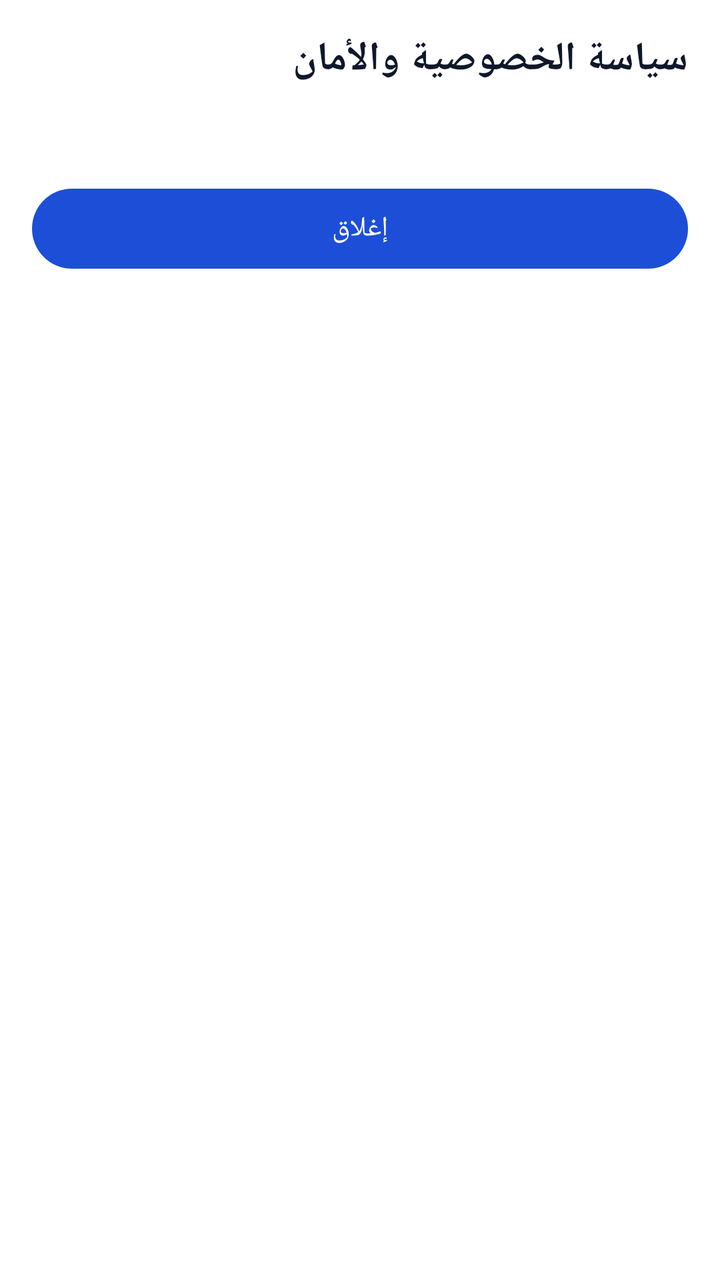
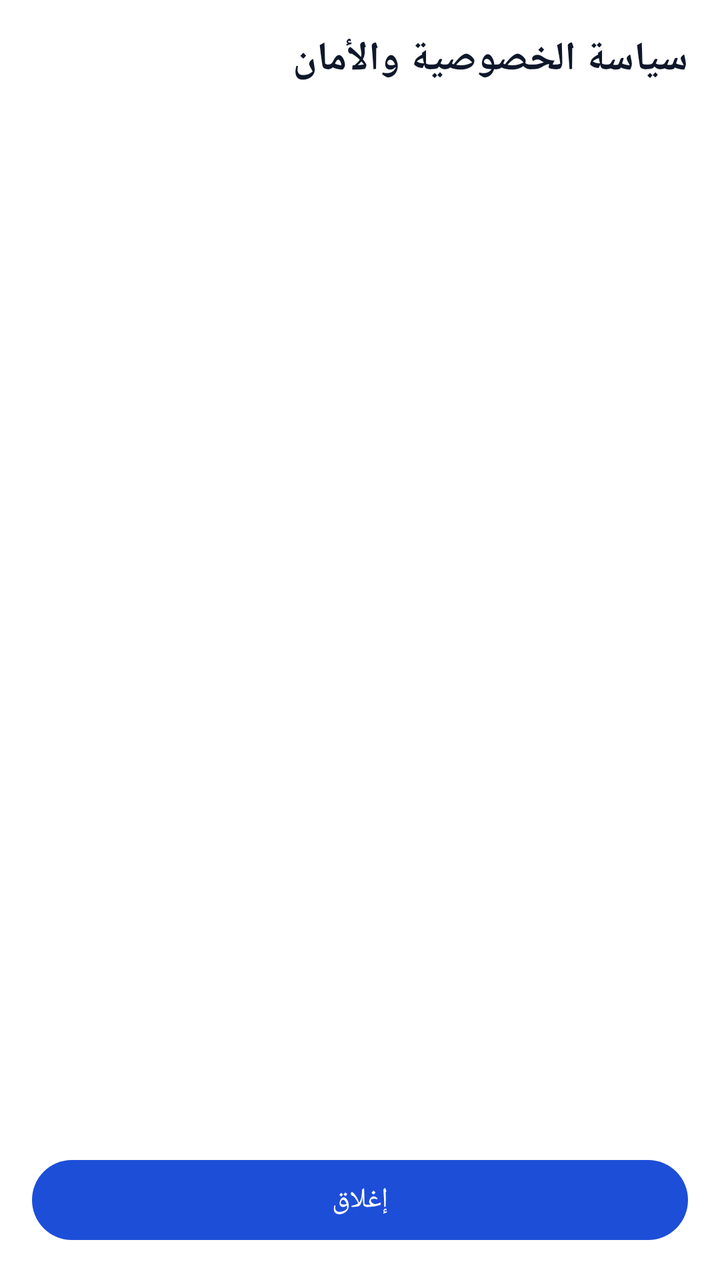

Compare the two renders of this Android layout. The source of the first and the diff that turns it into the second are given below.
<!-- AndroidManifest.xml: application theme Theme.OneTapTransfer -->
<!-- res/layout/dialog_privacy_policy.xml -->
<?xml version="1.0" encoding="utf-8"?>
<LinearLayout xmlns:android="http://schemas.android.com/apk/res/android"
    xmlns:app="http://schemas.android.com/apk/res-auto"
    android:layout_width="match_parent"
    android:layout_height="wrap_content"
    android:background="@color/surface"
    android:orientation="vertical"
    android:padding="16dp">

    <TextView
        android:id="@+id/tvTitle"
        android:layout_width="match_parent"
        android:layout_height="wrap_content"
        android:text="@string/privacy_title"
        android:textColor="@color/text_main"
        android:textSize="20sp"
        android:textStyle="bold" />

    <androidx.core.widget.NestedScrollView
        android:layout_width="match_parent"
        android:layout_height="wrap_content"
        android:layout_marginTop="12dp">

        <TextView
            android:id="@+id/tvContent"
            android:layout_width="match_parent"
            android:layout_height="wrap_content"
            android:lineSpacingExtra="4dp"
            android:textColor="@color/text_main"
            android:textColorLink="@color/link_text"
            android:textSize="14sp" />

    </androidx.core.widget.NestedScrollView>

    <Button
        android:id="@+id/btnClose"
        android:layout_width="match_parent"
        android:layout_height="wrap_content"
        android:layout_marginTop="16dp"
        android:text="@string/btn_close"
        android:textColor="@color/white"
        app:backgroundTint="@color/button_copy_bg" />

</LinearLayout>
<!-- resources referenced by this layout -->
<resources>
  <color name="button_copy_bg">#1D4ED8</color>
  <color name="link_text">#0284C7</color>
  <color name="surface">#ffffff</color>
  <color name="text_main">#0F172A</color>
  <color name="white">#FFFFFFFF</color>
  <string name="btn_close">إغلاق</string>
  <string name="privacy_title">سياسة الخصوصية والأمان</string>
  <style name="Theme.OneTapTransfer" parent="Base.Theme.OneTapTransfer" />
  <style name="Base.Theme.OneTapTransfer" parent="Theme.Material3.DayNight.NoActionBar">
          <item name="colorPrimary">@color/primary</item>
          <item name="colorOnPrimary">@color/white</item>
          <item name="colorSecondary">@color/secondary</item>
          <item name="colorOnSecondary">@color/white</item>
          <item name="colorControlActivated">@color/secondary</item>
          <item name="android:colorAccent">@color/secondary</item>
          <item name="colorSurface">@color/surface</item>
          <item name="colorOnSurface">@color/text_main</item>
          <item name="android:colorBackground">@color/background</item>
          <item name="colorOnBackground">@color/text_main</item>
          <item name="android:windowBackground">@color/background</item>
          <item name="android:statusBarColor">@color/surface</item>
          <item name="android:navigationBarColor">@color/surface</item>
          <item name="materialAlertDialogTheme">@style/ThemeOverlay.OneTapTransfer.MaterialAlertDialog</item>
          <item name="android:windowLightStatusBar" tools:targetApi="m">true</item>
          <item name="android:windowLightNavigationBar" tools:targetApi="o_mr1">true</item>
      </style>
  <color name="primary">#1D4ED8</color>
  <color name="secondary">#0284C7</color>
  <color name="background">#FFFFFF</color>
  <style name="ThemeOverlay.OneTapTransfer.MaterialAlertDialog" parent="ThemeOverlay.Material3.MaterialAlertDialog">
          <item name="colorPrimary">@color/secondary</item>
          <item name="colorSurface">@color/surface</item>
          <item name="colorOnSurface">@color/text_main</item>
          <item name="android:textColorPrimary">@color/text_main</item>
          <item name="android:textColorSecondary">@color/text_sub</item>
      </style>
  <color name="text_sub">#475569</color>
</resources>

<!-- the commit's change to res/layout/dialog_privacy_policy.xml (unified diff, before → after) -->
@@ -18,8 +18,9 @@
 
     <androidx.core.widget.NestedScrollView
         android:layout_width="match_parent"
-        android:layout_height="wrap_content"
-        android:layout_marginTop="12dp">
+        android:layout_height="0dp"
+        android:layout_marginTop="12dp"
+        android:layout_weight="1">
 
         <TextView
             android:id="@+id/tvContent"
